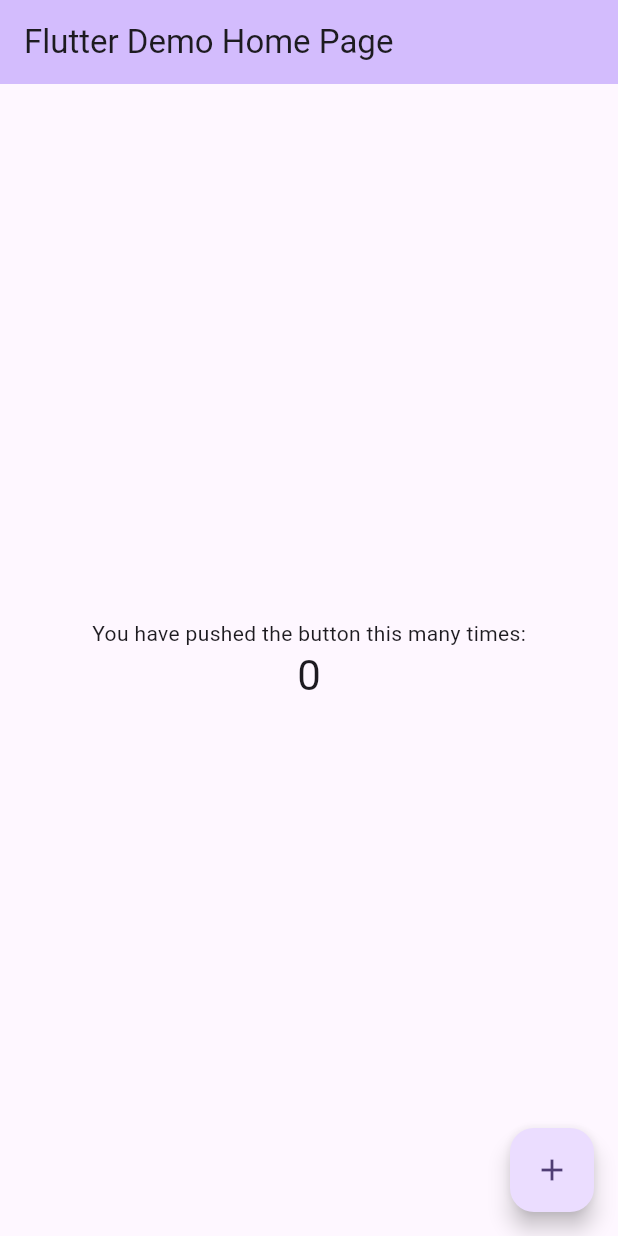
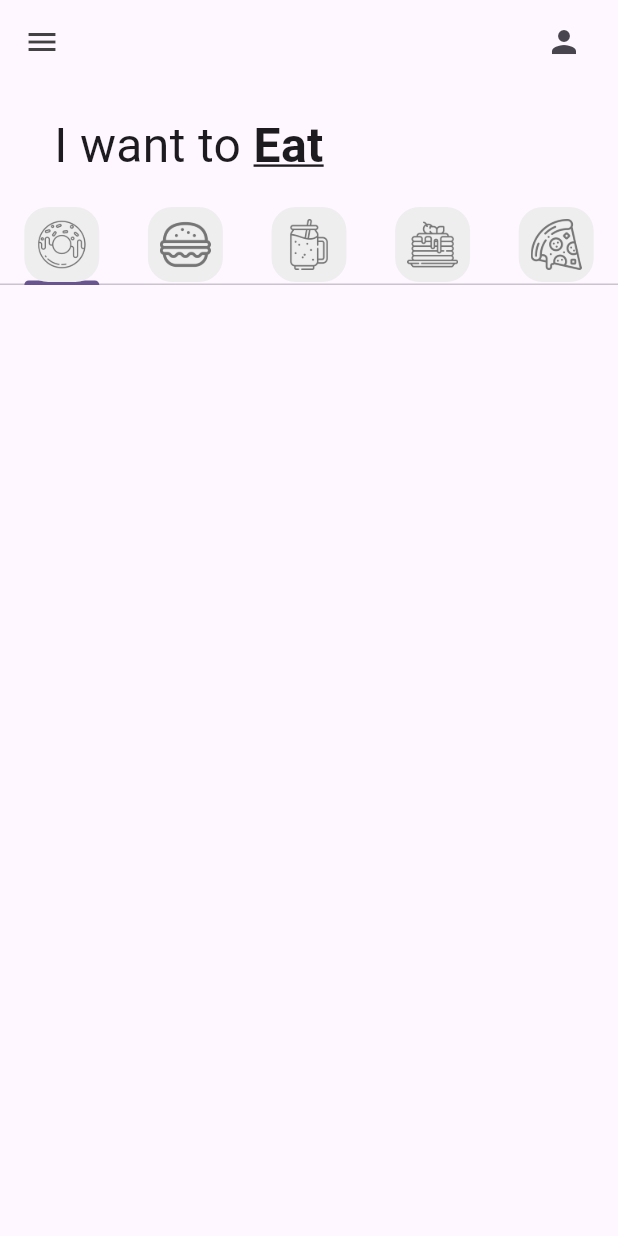
Before and after one commit to MxErickGuerra/donut_app_2b_guerra, a Flutter app: the screen it shows after launch, on a phone screen of 412 x 824 dp. Run offline on Flutter 3.47's test engine with Material 3 defaults, Android fonts, the light colour scheme and no system bars.

Commit message:
TabBar Added

```diff
--- a/lib/main.dart
+++ b/lib/main.dart
@@ -1,3 +1,4 @@
+import 'package:donut_app_2b_guerra/pages/home_page.dart';
 import 'package:flutter/material.dart';
 
 void main() {
@@ -11,115 +12,13 @@
   @override
   Widget build(BuildContext context) {
     return MaterialApp(
+      debugShowCheckedModeBanner: false,
       title: 'Flutter Demo',
       theme: ThemeData(
-        // This is the theme of your application.
-        //
-        // TRY THIS: Try running your application with "flutter run". You'll see
-        // the application has a purple toolbar. Then, without quitting the app,
-        // try changing the seedColor in the colorScheme below to Colors.green
-        // and then invoke "hot reload" (save your changes or press the "hot
-        // reload" button in a Flutter-supported IDE, or press "r" if you used
-        // the command line to start the app).
-        //
-        // Notice that the counter didn't reset back to zero; the application
-        // state is not lost during the reload. To reset the state, use hot
-        // restart instead.
-        //
-        // This works for code too, not just values: Most code changes can be
-        // tested with just a hot reload.
         colorScheme: ColorScheme.fromSeed(seedColor: Colors.deepPurple),
         useMaterial3: true,
       ),
-      home: const MyHomePage(title: 'Flutter Demo Home Page'),
+      home: const HomePage(),
     );
   }
 }
-
-class MyHomePage extends StatefulWidget {
-  const MyHomePage({super.key, required this.title});
-
-  // This widget is the home page of your application. It is stateful, meaning
-  // that it has a State object (defined below) that contains fields that affect
-  // how it looks.
-
-  // This class is the configuration for the state. It holds the values (in this
-  // case the title) provided by the parent (in this case the App widget) and
-  // used by the build method of the State. Fields in a Widget subclass are
-  // always marked "final".
-
-  final String title;
-
-  @override
-  State<MyHomePage> createState() => _MyHomePageState();
-}
-
-class _MyHomePageState extends State<MyHomePage> {
-  int _counter = 0;
-
-  void _incrementCounter() {
-    setState(() {
-      // This call to setState tells the Flutter framework that something has
-      // changed in this State, which causes it to rerun the build method below
-      // so that the display can reflect the updated values. If we changed
-      // _counter without calling setState(), then the build method would not be
-      // called again, and so nothing would appear to happen.
-      _counter++;
-    });
-  }
-
-  @override
-  Widget build(BuildContext context) {
-    // This method is rerun every time setState is called, for instance as done
-    // by the _incrementCounter method above.
-    //
-    // The Flutter framework has been optimized to make rerunning build methods
-    // fast, so that you can just rebuild anything that needs updating rather
-    // than having to individually change instances of widgets.
-    return Scaffold(
-      appBar: AppBar(
-        // TRY THIS: Try changing the color here to a specific color (to
-        // Colors.amber, perhaps?) and trigger a hot reload to see the AppBar
-        // change color while the other colors stay the same.
-        backgroundColor: Theme.of(context).colorScheme.inversePrimary,
-        // Here we take the value from the MyHomePage object that was created by
-        // the App.build method, and use it to set our appbar title.
-        title: Text(widget.title),
-      ),
-      body: Center(
-        // Center is a layout widget. It takes a single child and positions it
-        // in the middle of the parent.
-        child: Column(
-          // Column is also a layout widget. It takes a list of children and
-          // arranges them vertically. By default, it sizes itself to fit its
-          // children horizontally, and tries to be as tall as its parent.
-          //
-          // Column has various properties to control how it sizes itself and
-          // how it positions its children. Here we use mainAxisAlignment to
-          // center the children vertically; the main axis here is the vertical
-          // axis because Columns are vertical (the cross axis would be
-          // horizontal).
-          //
-          // TRY THIS: Invoke "debug painting" (choose the "Toggle Debug Paint"
-          // action in the IDE, or press "p" in the console), to see the
-          // wireframe for each widget.
-          mainAxisAlignment: MainAxisAlignment.center,
-          children: <Widget>[
-            const Text(
-              'You have pushed the button this many times:',
-            ),
-            Text(
-              '$_counter',
-              style: Theme.of(context).textTheme.headlineMedium,
-            ),
-          ],
-        ),
-      ),
-      floatingActionButton: FloatingActionButton(
-        onPressed: _incrementCounter,
-        tooltip: 'Increment',
-        child: const Icon(Icons.add),
-      ), // This trailing comma makes auto-formatting nicer for build methods.
-    );
-  }
-}
--- /dev/null
+++ b/lib/pages/home_page.dart
@@ -0,0 +1,73 @@
+import 'package:donut_app_2b_guerra/utils/my_tab.dart';
+import 'package:flutter/material.dart';
+
+class HomePage extends StatefulWidget {
+  const HomePage({super.key});
+
+  @override
+  State<HomePage> createState() => _HomePageState();
+}
+
+class _HomePageState extends State<HomePage> {
+  //Lista de tabs
+  List<Widget> myTabs = [
+    //DonutTab
+    MyTab(iconPath: 'lib/icons/donut.png',),
+    //BurgerTab
+    MyTab(iconPath: 'lib/icons/burger.png',),
+    //SmoothieTab
+    MyTab(iconPath: 'lib/icons/smoothie.png',),
+    //PancakesTab
+    MyTab(iconPath: 'lib/icons/pancakes.png',),
+    //PizzaTab
+    MyTab(iconPath: 'lib/icons/pizza.png',),
+  ];
+
+  @override
+  Widget build(BuildContext context) {
+    return DefaultTabController(
+      length: 5,
+      child: Scaffold(
+        appBar: AppBar(
+          backgroundColor: Colors.transparent,
+          //Icono izquierdo
+          leading: Icon(
+            Icons.menu,
+            color: Colors.grey[800],
+            ),
+          //Icono derecho
+          actions: [Padding(
+            padding: const EdgeInsets.only(right: 24.0),
+            child: Icon(Icons.person),
+          )]
+        ),
+        body: Column(
+          children: [
+            //Texto principal
+            Padding(
+              padding: const EdgeInsets.symmetric(horizontal: 36, vertical: 18),
+              child: Row(
+                children: [
+                  Text("I want to ", style: TextStyle(fontSize: 32)),
+                  Text("Eat",
+                    overflow: TextOverflow.ellipsis,
+                    style: TextStyle(
+                      //Tamaño
+                      fontSize: 32,
+                      //Negritas
+                      fontWeight: FontWeight.bold,
+                      //Subrayado
+                      decoration: TextDecoration.underline))
+                ],
+              ),
+            ),
+            //TabBar
+            TabBar(tabs: myTabs)
+            //TabBarView
+
+            //Carrito
+          ],)
+      ),
+    );
+  }
+}
--- /dev/null
+++ b/lib/utils/my_tab.dart
@@ -0,0 +1,22 @@
+import 'package:flutter/material.dart';
+
+class MyTab extends StatelessWidget {
+  final String iconPath;
+  const MyTab({super.key, required this.iconPath});
+
+  @override
+  Widget build(BuildContext context) {
+    return Tab(
+      height: 50,
+      child: Container(
+        padding: EdgeInsets.all(8),
+        //Bordes redondeados
+        decoration: BoxDecoration(
+          borderRadius: BorderRadius.circular(16),
+          color: Colors.grey[200]
+        ),
+        child: Image.asset(iconPath, color: Colors.grey[600]),
+      )
+    );
+  }
+}
--- a/pubspec.yaml
+++ b/pubspec.yaml
@@ -58,9 +58,9 @@
   uses-material-design: true
 
   # To add assets to your application, add an assets section, like this:
-  # assets:
-  #   - images/a_dot_burr.jpeg
-  #   - images/a_dot_ham.jpeg
+  assets:
+  - lib/icons/
+  - lib/images/
 
   # An image asset can refer to one or more resolution-specific "variants", see
   # https://flutter.dev/to/resolution-aware-images
```
Also changed, not shown: lib/icons/burger.png (added), lib/icons/donut.png (added), lib/icons/pancakes.png (added), lib/icons/pizza.png (added), lib/icons/smoothie.png (added), lib/images/chocolate_donut.png (added), lib/images/grape_donut.png (added), lib/images/icecream_donut.png (added), lib/images/strawberry_donut.png (added), 1 other file.
